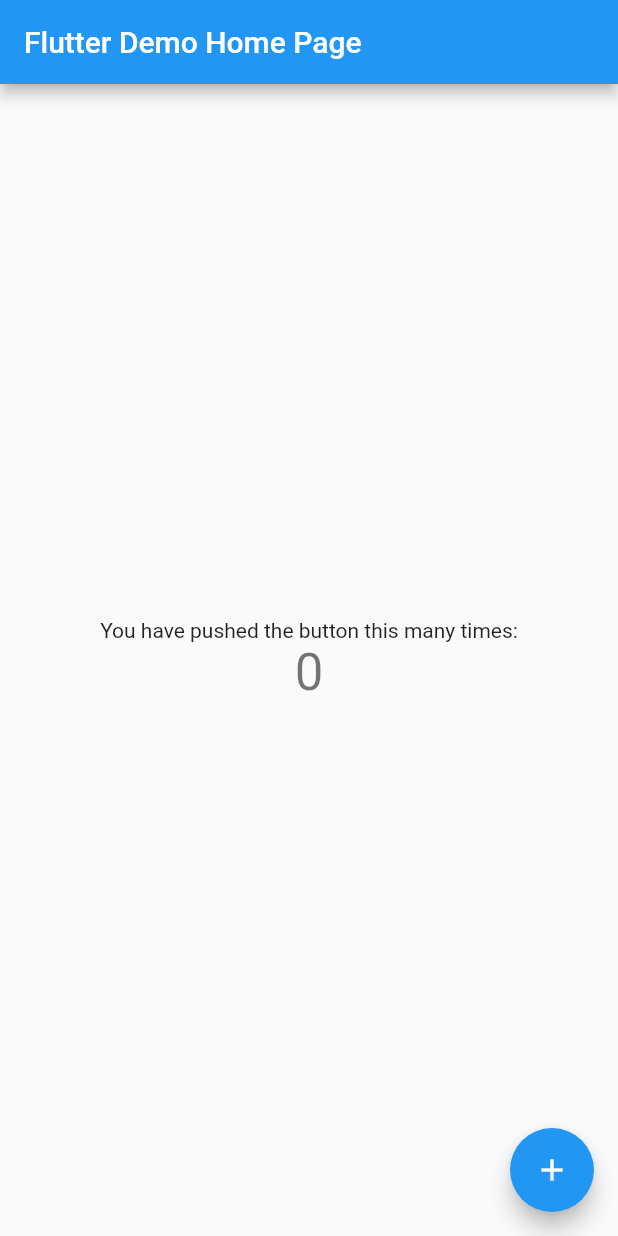
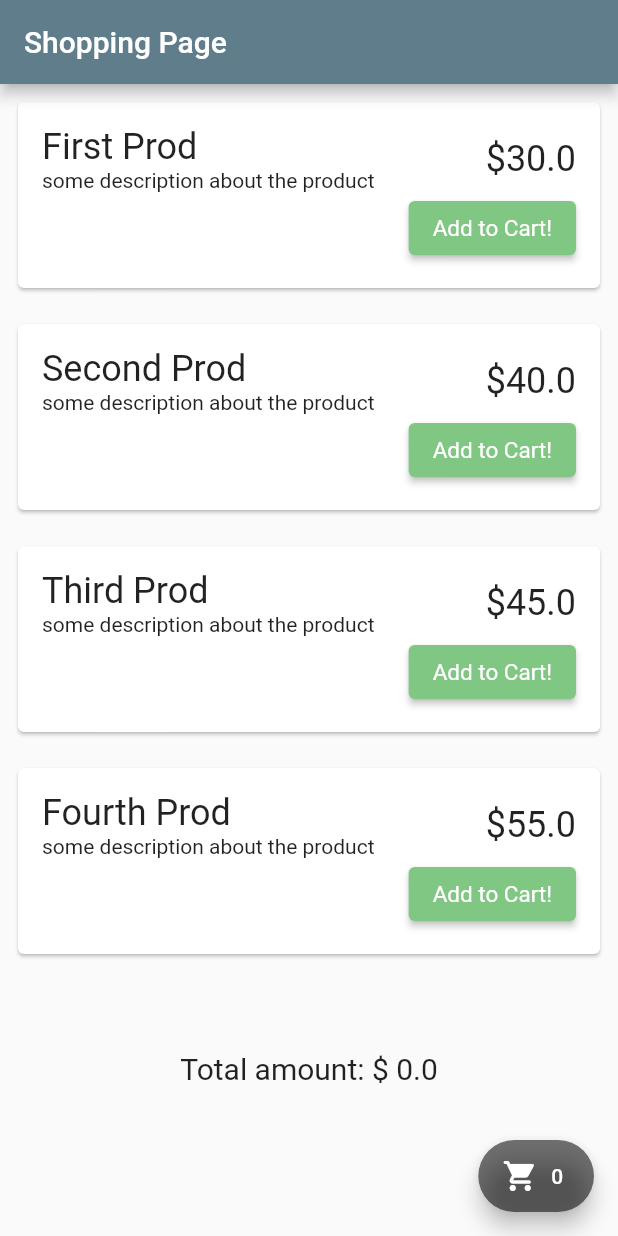
Before and after one commit to Anshuman265/Flutter-Getx, a Flutter app: the screen it shows after launch, on a phone screen of 412 x 824 dp. Run offline on Flutter 3.47's test engine with Material 2 defaults, Android fonts, the phone set to English and light mode, and no system bars; our stand-ins replace get.

Commit message:
Major changes

```diff
--- /dev/null
+++ b/lib/controllers/cart_controller.dart
@@ -0,0 +1,14 @@
+import 'package:get/get.dart';
+import '../models/product.dart';
+
+class CartController extends GetxController {
+  var cartItems = <Product>[].obs;
+  // When u define get it becomes the property of that class
+  double get totalPrice => cartItems.fold(0, (sum, item) => sum + item.price);
+  int get count => cartItems.length;
+
+  addToCart(Product product) {
+    // return [...cartItems, product];
+    cartItems.add(product);
+  }
+}
--- /dev/null
+++ b/lib/controllers/shopping_controller.dart
@@ -0,0 +1,49 @@
+import 'package:flutter_getx/models/product.dart';
+import 'package:get/get.dart';
+
+class ShoppingController extends GetxController {
+  var products = <Product>[].obs;
+
+  @override
+  void onInit() {
+    // TODO: implement onInit
+    super.onInit();
+    //Fetch the products
+    fetchProducts();
+  }
+
+  void fetchProducts() async {
+    await Future.delayed(const Duration(seconds: 1));
+    var serverResponse = [
+      Product(
+        id: 1,
+        productName: 'First Prod',
+        productImage: 'abd',
+        productDescription: 'some description about the product',
+        price: 30,
+      ),
+      Product(
+        id: 2,
+        productName: 'Second Prod',
+        productImage: 'abd',
+        productDescription: 'some description about the product',
+        price: 40,
+      ),
+      Product(
+        id: 3,
+        productName: 'Third Prod',
+        productImage: 'abd',
+        productDescription: 'some description about the product',
+        price: 45,
+      ),
+      Product(
+        id: 4,
+        productName: 'Fourth Prod',
+        productImage: 'abd',
+        productDescription: 'some description about the product',
+        price: 55,
+      ),
+    ];
+    products.value = serverResponse;
+  }
+}
--- a/lib/main.dart
+++ b/lib/main.dart
@@ -1,4 +1,5 @@
 import 'package:flutter/material.dart';
+import 'views/shopping_page.dart';
 
 void main() {
   runApp(const MyApp());
@@ -11,105 +12,12 @@ class MyApp extends StatelessWidget {
   @override
   Widget build(BuildContext context) {
     return MaterialApp(
-      title: 'Flutter Demo',
+      debugShowCheckedModeBanner: false,
+      title: 'Shopping App',
       theme: ThemeData(
-        // This is the theme of your application.
-        //
-        // Try running your application with "flutter run". You'll see the
-        // application has a blue toolbar. Then, without quitting the app, try
-        // changing the primarySwatch below to Colors.green and then invoke
-        // "hot reload" (press "r" in the console where you ran "flutter run",
-        // or simply save your changes to "hot reload" in a Flutter IDE).
-        // Notice that the counter didn't reset back to zero; the application
-        // is not restarted.
-        primarySwatch: Colors.blue,
+        primarySwatch: Colors.blueGrey,
       ),
-      home: const MyHomePage(title: 'Flutter Demo Home Page'),
+      home: ShoppingPage(),
     );
   }
 }
-
-class MyHomePage extends StatefulWidget {
-  const MyHomePage({Key? key, required this.title}) : super(key: key);
-
-  // This widget is the home page of your application. It is stateful, meaning
-  // that it has a State object (defined below) that contains fields that affect
-  // how it looks.
-
-  // This class is the configuration for the state. It holds the values (in this
-  // case the title) provided by the parent (in this case the App widget) and
-  // used by the build method of the State. Fields in a Widget subclass are
-  // always marked "final".
-
-  final String title;
-
-  @override
-  State<MyHomePage> createState() => _MyHomePageState();
-}
-
-class _MyHomePageState extends State<MyHomePage> {
-  int _counter = 0;
-
-  void _incrementCounter() {
-    setState(() {
-      // This call to setState tells the Flutter framework that something has
-      // changed in this State, which causes it to rerun the build method below
-      // so that the display can reflect the updated values. If we changed
-      // _counter without calling setState(), then the build method would not be
-      // called again, and so nothing would appear to happen.
-      _counter++;
-    });
-  }
-
-  @override
-  Widget build(BuildContext context) {
-    // This method is rerun every time setState is called, for instance as done
-    // by the _incrementCounter method above.
-    //
-    // The Flutter framework has been optimized to make rerunning build methods
-    // fast, so that you can just rebuild anything that needs updating rather
-    // than having to individually change instances of widgets.
-    return Scaffold(
-      appBar: AppBar(
-        // Here we take the value from the MyHomePage object that was created by
-        // the App.build method, and use it to set our appbar title.
-        title: Text(widget.title),
-      ),
-      body: Center(
-        // Center is a layout widget. It takes a single child and positions it
-        // in the middle of the parent.
-        child: Column(
-          // Column is also a layout widget. It takes a list of children and
-          // arranges them vertically. By default, it sizes itself to fit its
-          // children horizontally, and tries to be as tall as its parent.
-          //
-          // Invoke "debug painting" (press "p" in the console, choose the
-          // "Toggle Debug Paint" action from the Flutter Inspector in Android
-          // Studio, or the "Toggle Debug Paint" command in Visual Studio Code)
-          // to see the wireframe for each widget.
-          //
-          // Column has various properties to control how it sizes itself and
-          // how it positions its children. Here we use mainAxisAlignment to
-          // center the children vertically; the main axis here is the vertical
-          // axis because Columns are vertical (the cross axis would be
-          // horizontal).
-          mainAxisAlignment: MainAxisAlignment.center,
-          children: <Widget>[
-            const Text(
-              'You have pushed the button this many times:',
-            ),
-            Text(
-              '$_counter',
-              style: Theme.of(context).textTheme.headline4,
-            ),
-          ],
-        ),
-      ),
-      floatingActionButton: FloatingActionButton(
-        onPressed: _incrementCounter,
-        tooltip: 'Increment',
-        child: const Icon(Icons.add),
-      ), // This trailing comma makes auto-formatting nicer for build methods.
-    );
-  }
-}
--- /dev/null
+++ b/lib/models/product.dart
@@ -0,0 +1,15 @@
+class Product {
+  final int id;
+  final String productName;
+  final String productImage;
+  final String productDescription;
+  final double price;
+
+  Product({
+    required this.id,
+    required this.productName,
+    required this.productImage,
+    required this.productDescription,
+    required this.price,
+  });
+}
--- /dev/null
+++ b/lib/views/shopping_page.dart
@@ -0,0 +1,104 @@
+import 'package:flutter/material.dart';
+import 'package:flutter_getx/controllers/cart_controller.dart';
+import 'package:flutter_getx/controllers/shopping_controller.dart';
+import 'package:get/get.dart';
+import '../models/product.dart';
+
+class ShoppingPage extends StatelessWidget {
+  // The dependency injection
+  final shoppingController = Get.put(ShoppingController());
+  final cartController = Get.put(CartController());
+  // Use get.find() to search for this controller
+
+  @override
+  Widget build(BuildContext context) {
+    return Scaffold(
+      appBar: AppBar(
+        title: const Text('Shopping Page'),
+      ),
+      body: SafeArea(
+        child: Column(children: [
+          Expanded(
+            child: GetX<ShoppingController>(
+              builder: (controller) {
+                return ListView.builder(
+                  itemCount: controller.products.length,
+                  itemBuilder: (context, index) {
+                    return Card(
+                      margin: const EdgeInsets.all(12),
+                      child: Padding(
+                        padding: const EdgeInsets.all(16.0),
+                        child: Column(
+                          crossAxisAlignment: CrossAxisAlignment.end,
+                          children: [
+                            Row(
+                              mainAxisAlignment: MainAxisAlignment.spaceBetween,
+                              children: [
+                                Column(
+                                  crossAxisAlignment: CrossAxisAlignment.start,
+                                  children: [
+                                    Text(
+                                      controller.products[index].productName,
+                                      style: const TextStyle(fontSize: 24),
+                                    ),
+                                    Text(
+                                      controller
+                                          .products[index].productDescription,
+                                    ),
+                                  ],
+                                ),
+                                Text(
+                                  '\$${controller.products[index].price}',
+                                  style: const TextStyle(fontSize: 24),
+                                ),
+                              ],
+                            ),
+                            ElevatedButton(
+                              onPressed: () {
+                                cartController
+                                    .addToCart(controller.products[index]);
+                              },
+                              child: const Text('Add to Cart!'),
+                              style: ButtonStyle(
+                                backgroundColor: MaterialStateProperty.all(
+                                    Colors.green[300]),
+                                textStyle: MaterialStateProperty.all(
+                                  const TextStyle(fontSize: 15),
+                                ),
+                              ),
+                            ),
+                          ],
+                        ),
+                      ),
+                    );
+                  },
+                );
+              },
+            ),
+          ),
+          GetX<CartController>(builder: (controller) {
+            return Text(
+              'Total amount: \$ ${controller.totalPrice}',
+              style: TextStyle(
+                fontSize: 20,
+              ),
+            );
+          }),
+          const SizedBox(
+            height: 100,
+          ),
+        ]),
+      ),
+      floatingActionButton: FloatingActionButton.extended(
+        onPressed: () {},
+        label: GetX<CartController>(builder: (controller) {
+          return Text(controller.count.toString());
+        }),
+        icon: Icon(
+          Icons.shopping_cart_rounded,
+        ),
+        backgroundColor: Colors.black54,
+      ),
+    );
+  }
+}
--- a/pubspec.yaml
+++ b/pubspec.yaml
@@ -29,6 +29,7 @@ environment:
 dependencies:
   flutter:
     sdk: flutter
+  get: ^4.3.8
 
 
   # The following adds the Cupertino Icons font to your application.
```
Also changed, not shown: pubspec.lock.
